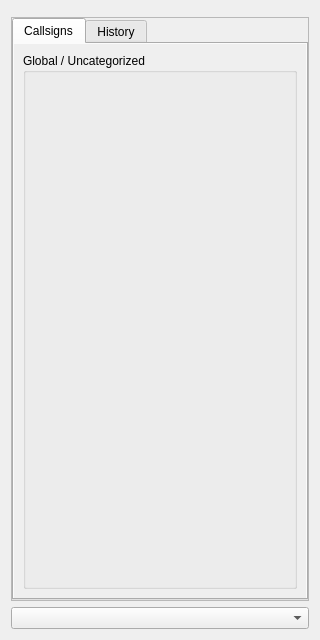
Above: src/ui/xmpp/gkxmpprosterdialog.ui from GekkoFyre/small-world-deluxe before the change. Below: the same form after it.
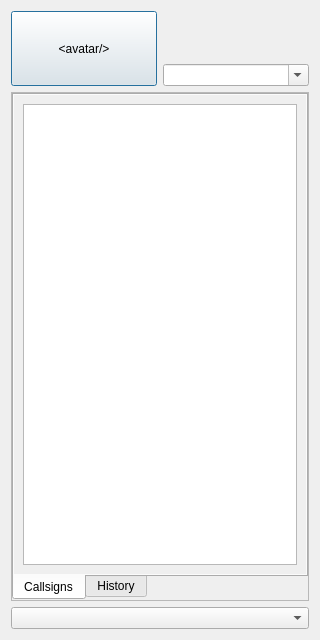
That is the form after the change.

Commit message: * Created the basis for our own QTreeView model that will form the XMPP roster manager within Small World Deluxe.

```diff
--- a/src/ui/xmpp/gkxmpprosterdialog.ui
+++ b/src/ui/xmpp/gkxmpprosterdialog.ui
@@ -17,11 +17,116 @@
    <item>
     <widget class="QFrame" name="frame_2">
      <property name="frameShape">
-      <enum>QFrame::StyledPanel</enum>
+      <enum>QFrame::NoFrame</enum>
      </property>
      <property name="frameShadow">
-      <enum>QFrame::Raised</enum>
+      <enum>QFrame::Plain</enum>
      </property>
+     <layout class="QHBoxLayout" name="horizontalLayout">
+      <property name="leftMargin">
+       <number>0</number>
+      </property>
+      <property name="topMargin">
+       <number>0</number>
+      </property>
+      <property name="rightMargin">
+       <number>0</number>
+      </property>
+      <property name="bottomMargin">
+       <number>0</number>
+      </property>
+      <item>
+       <widget class="QFrame" name="frame_self_avatar">
+        <property name="frameShape">
+         <enum>QFrame::NoFrame</enum>
+        </property>
+        <property name="frameShadow">
+         <enum>QFrame::Plain</enum>
+        </property>
+        <layout class="QHBoxLayout" name="horizontalLayout_2">
+         <property name="leftMargin">
+          <number>0</number>
+         </property>
+         <property name="topMargin">
+          <number>0</number>
+         </property>
+         <property name="rightMargin">
+          <number>0</number>
+         </property>
+         <property name="bottomMargin">
+          <number>0</number>
+         </property>
+         <item>
+          <widget class="QPushButton" name="pushButton_self_avatar">
+           <property name="minimumSize">
+            <size>
+             <width>75</width>
+             <height>75</height>
+            </size>
+           </property>
+           <property name="text">
+            <string>&lt;avatar/&gt;</string>
+           </property>
+          </widget>
+         </item>
+        </layout>
+       </widget>
+      </item>
+      <item>
+       <widget class="QFrame" name="frame_self_labels">
+        <property name="frameShape">
+         <enum>QFrame::NoFrame</enum>
+        </property>
+        <property name="frameShadow">
+         <enum>QFrame::Plain</enum>
+        </property>
+        <layout class="QVBoxLayout" name="verticalLayout_15">
+         <property name="leftMargin">
+          <number>0</number>
+         </property>
+         <property name="topMargin">
+          <number>0</number>
+         </property>
+         <property name="rightMargin">
+          <number>0</number>
+         </property>
+         <property name="bottomMargin">
+          <number>0</number>
+         </property>
+         <item>
+          <spacer name="verticalSpacer_3">
+           <property name="orientation">
+            <enum>Qt::Vertical</enum>
+           </property>
+           <property name="sizeHint" stdset="0">
+            <size>
+             <width>20</width>
+             <height>40</height>
+            </size>
+           </property>
+          </spacer>
+         </item>
+         <item>
+          <widget class="QLabel" name="label_self_nickname">
+           <property name="text">
+            <string>&lt;nickname/&gt;</string>
+           </property>
+          </widget>
+         </item>
+         <item>
+          <widget class="QComboBox" name="comboBox_self_custom_status">
+           <property name="editable">
+            <bool>true</bool>
+           </property>
+           <property name="maxCount">
+            <number>24</number>
+           </property>
+          </widget>
+         </item>
+        </layout>
+       </widget>
+      </item>
+     </layout>
     </widget>
    </item>
    <item>
@@ -63,6 +168,9 @@
           </property>
           <item>
            <widget class="QTabWidget" name="tabWidget">
+            <property name="tabPosition">
+             <enum>QTabWidget::South</enum>
+            </property>
             <property name="currentIndex">
              <number>0</number>
             </property>
@@ -100,28 +208,12 @@
                    <x>0</x>
                    <y>0</y>
                    <width>290</width>
-                   <height>541</height>
+                   <height>477</height>
                   </rect>
                  </property>
                  <layout class="QVBoxLayout" name="verticalLayout_5">
                   <item>
-                   <widget class="QGroupBox" name="groupBox_callsigns_uncategorized">
-                    <property name="title">
-                     <string>Global / Uncategorized</string>
-                    </property>
-                    <layout class="QVBoxLayout" name="verticalLayout_6">
-                     <item>
-                      <widget class="QFrame" name="frame_callsign_list">
-                       <property name="frameShape">
-                        <enum>QFrame::NoFrame</enum>
-                       </property>
-                       <property name="frameShadow">
-                        <enum>QFrame::Raised</enum>
-                       </property>
-                      </widget>
-                     </item>
-                    </layout>
-                   </widget>
+                   <widget class="QTreeView" name="treeView_callsigns_groups"/>
                   </item>
                  </layout>
                 </widget>
```
Left out of the diff: 4 changed lines with no effect on the pictures. The commit also changes 5 other files.
